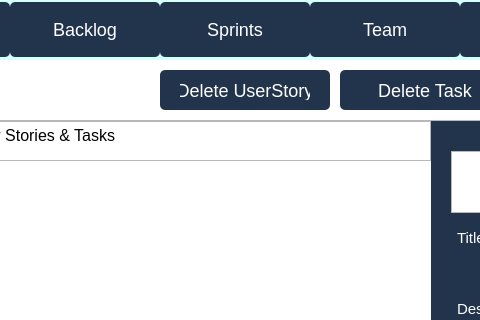
Qt form code/Staging_Environment/Recovered/Staging_Environment_Recorverd/parentboard.ui (muazzamaqeel/Software-Project-CTS-5) before a commit; both pictures show x 350 to 830 and y 0 to 320 of the 1280 by 720 pixel window.
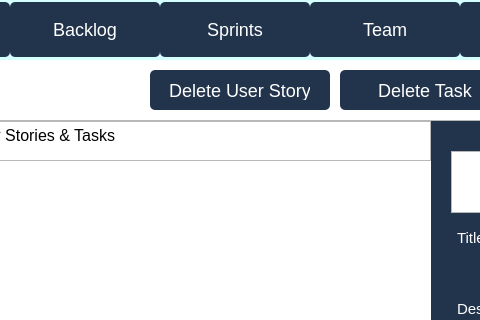
The same form after that commit. Icons and pictures are not drawn.

Diff of the .ui file:
```diff
--- a/code/Staging_Environment/Recovered/Staging_Environment_Recorverd/parentboard.ui
+++ b/code/Staging_Environment/Recovered/Staging_Environment_Recorverd/parentboard.ui
@@ -1830,7 +1830,7 @@
               <widget class="QPushButton" name="delete_item_UserStory">
                <property name="minimumSize">
                 <size>
-                 <width>170</width>
+                 <width>180</width>
                  <height>40</height>
                 </size>
                </property>
@@ -1875,7 +1875,7 @@
 </string>
                </property>
                <property name="text">
-                <string>Delete UserStory</string>
+                <string>Delete User Story</string>
                </property>
               </widget>
              </item>
```
